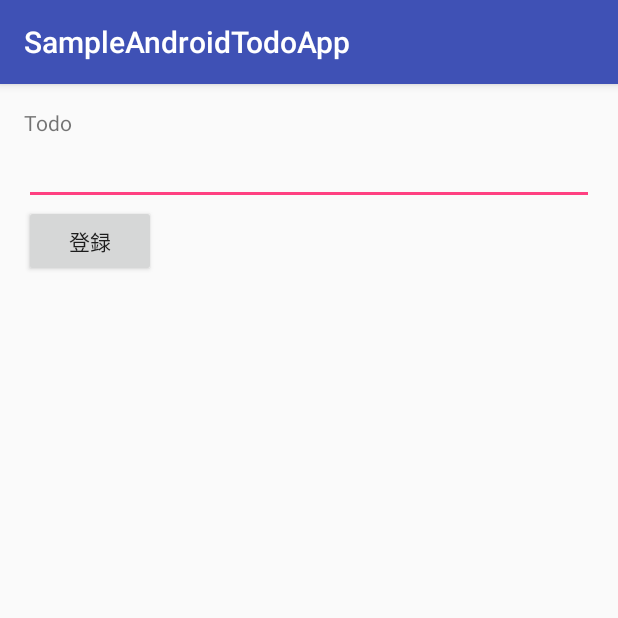
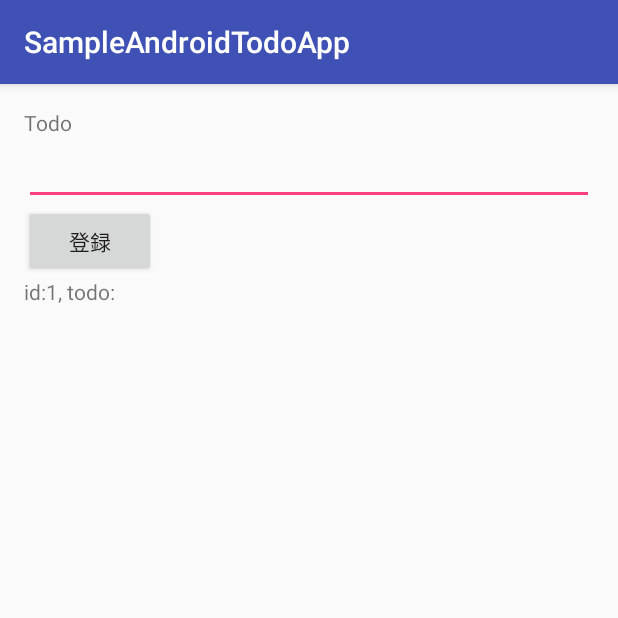
Before and after one commit to YutaKosuki/SampleAndroidTodoApp, an Android app: the screen it shows after launch (MainActivity), after a tap on "登録", on a phone screen of 412 x 824 dp, the top half of it. Run offline under Robolectric (Android 15) with nearby library versions, the phone set to English and light mode, and no system bars.

Commit message:
登録した分を表示する

```diff
--- a/app/src/main/java/com/example/kosuk_000/sampleandroidtodoapp/MainActivity.java
+++ b/app/src/main/java/com/example/kosuk_000/sampleandroidtodoapp/MainActivity.java
@@ -32,6 +32,11 @@ public class MainActivity extends AppCompatActivity {
                 ContentValues insertValues = new ContentValues();
                 insertValues.put("todo", todo);
                 long id = db.insert("todo", todo, insertValues);
+
+                LinearLayout layout = (LinearLayout) findViewById(R.id.doto_list);
+                TextView textView = new TextView(MainActivity.this);
+                textView.setText(String.format("id:%s, todo:%s", id, todo));
+                layout.addView(textView);
             }
         });
 
```
